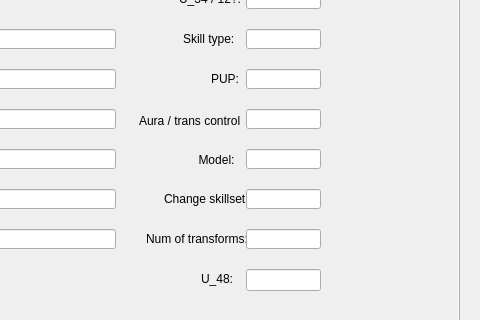
First picture: the form in mainwindow.ui, repository eterniti/xv2skillcreat, before the edit; both pictures show x 181 to 661 and y 326 to 646 of the 661 by 840 pixel window.
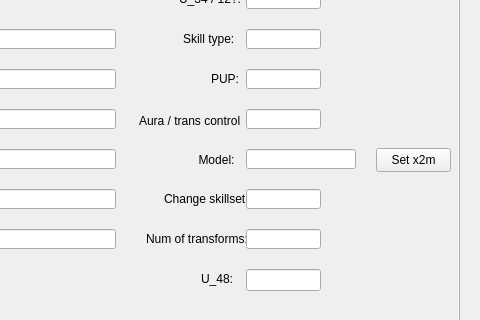
Second picture: the form after the edit. The open tabs and pages were chosen to show the change.

Diff of the .ui file:
```diff
--- a/mainwindow.ui
+++ b/mainwindow.ui
@@ -1322,7 +1322,7 @@
        <rect>
         <x>405</x>
         <y>381</y>
-        <width>75</width>
+        <width>110</width>
         <height>20</height>
        </rect>
       </property>
@@ -1486,6 +1486,19 @@
        <string>U_48:</string>
       </property>
      </widget>
+     <widget class="QPushButton" name="cusCharaAttachButton">
+      <property name="geometry">
+       <rect>
+        <x>535</x>
+        <y>380</y>
+        <width>75</width>
+        <height>24</height>
+       </rect>
+      </property>
+      <property name="text">
+       <string>Set x2m</string>
+      </property>
+     </widget>
     </widget>
     <widget class="QWidget" name="idbTab">
      <property name="autoFillBackground">
```
